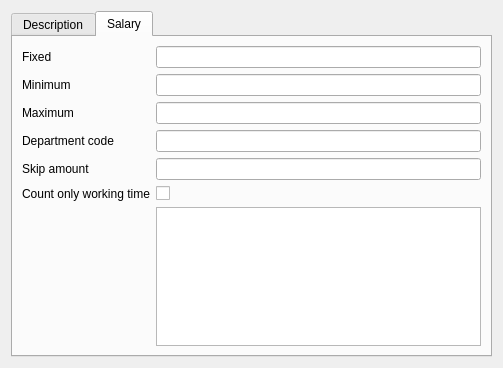
Qt form Editors/ce5usergroup.ui (End1-1/Cafe5) before a commit.
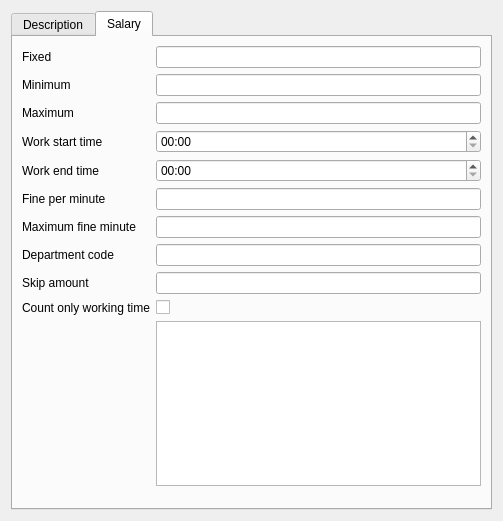
The same form after that commit. The open tabs and pages were chosen to show the change. Custom widgets are drawn as their Qt base class.

```diff
--- a/Editors/ce5usergroup.ui
+++ b/Editors/ce5usergroup.ui
@@ -7,7 +7,7 @@
     <x>0</x>
     <y>0</y>
     <width>503</width>
-    <height>368</height>
+    <height>521</height>
    </rect>
   </property>
   <property name="windowTitle">
@@ -84,19 +84,6 @@
        <string>Salary</string>
       </attribute>
       <layout class="QGridLayout" name="gridLayout">
-       <item row="3" column="1">
-        <widget class="C5LineEdit" name="leValDep"/>
-       </item>
-       <item row="4" column="1">
-        <widget class="C5LineEdit" name="leSkipAmount"/>
-       </item>
-       <item row="6" column="1">
-        <widget class="QPlainTextEdit" name="teData">
-         <property name="Field" stdset="0">
-          <string>f_data</string>
-         </property>
-        </widget>
-       </item>
        <item row="2" column="0">
         <widget class="QLabel" name="label_7">
          <property name="text">
@@ -104,6 +91,56 @@
          </property>
         </widget>
        </item>
+       <item row="9" column="1">
+        <widget class="QCheckBox" name="chCountWorkingTime">
+         <property name="text">
+          <string/>
+         </property>
+        </widget>
+       </item>
+       <item row="6" column="1">
+        <widget class="C5LineEdit" name="leMaximumFineMinutes"/>
+       </item>
+       <item row="9" column="0">
+        <widget class="QLabel" name="label_11">
+         <property name="text">
+          <string>Count only working time</string>
+         </property>
+        </widget>
+       </item>
+       <item row="8" column="1">
+        <widget class="C5LineEdit" name="leSkipAmount"/>
+       </item>
+       <item row="7" column="1">
+        <widget class="C5LineEdit" name="leValDep"/>
+       </item>
+       <item row="5" column="1">
+        <widget class="C5LineEdit" name="leFinePerMinute"/>
+       </item>
+       <item row="1" column="1">
+        <widget class="C5LineEdit" name="leMin"/>
+       </item>
+       <item row="8" column="0">
+        <widget class="QLabel" name="label_10">
+         <property name="text">
+          <string>Skip amount</string>
+         </property>
+        </widget>
+       </item>
+       <item row="5" column="0">
+        <widget class="QLabel" name="label_9">
+         <property name="text">
+          <string>Fine per minute</string>
+         </property>
+        </widget>
+       </item>
+       <item row="10" column="1">
+        <widget class="QPlainTextEdit" name="teData">
+         <property name="Field" stdset="0">
+          <string>f_data</string>
+         </property>
+        </widget>
+       </item>
        <item row="2" column="1">
         <widget class="C5LineEdit" name="leMax"/>
        </item>
@@ -118,6 +155,13 @@
         </widget>
        </item>
        <item row="3" column="0">
+        <widget class="QLabel" name="label_13">
+         <property name="text">
+          <string>Work start time</string>
+         </property>
+        </widget>
+       </item>
+       <item row="7" column="0">
         <widget class="QLabel" name="label_8">
          <property name="text">
           <string>Department code</string>
@@ -131,10 +175,14 @@
          </property>
         </widget>
        </item>
-       <item row="1" column="1">
-        <widget class="C5LineEdit" name="leMin"/>
+       <item row="6" column="0">
+        <widget class="QLabel" name="label_12">
+         <property name="text">
+          <string>Maximum fine minute</string>
+         </property>
+        </widget>
        </item>
-       <item row="7" column="1">
+       <item row="11" column="1">
         <spacer name="verticalSpacer_2">
          <property name="orientation">
           <enum>Qt::Orientation::Vertical</enum>
@@ -148,23 +196,23 @@
         </spacer>
        </item>
        <item row="4" column="0">
-        <widget class="QLabel" name="label_10">
+        <widget class="QLabel" name="label_14">
          <property name="text">
-          <string>Skip amount</string>
+          <string>Work end time</string>
          </property>
         </widget>
        </item>
-       <item row="5" column="1">
-        <widget class="QCheckBox" name="chCountWorkingTime">
-         <property name="text">
-          <string/>
+       <item row="3" column="1">
+        <widget class="QTimeEdit" name="teWorkStartTime">
+         <property name="displayFormat">
+          <string>HH:mm</string>
          </property>
         </widget>
        </item>
-       <item row="5" column="0">
-        <widget class="QLabel" name="label_11">
-         <property name="text">
-          <string>Count only working time</string>
+       <item row="4" column="1">
+        <widget class="QTimeEdit" name="teWorkEndTime">
+         <property name="displayFormat">
+          <string>HH:mm</string>
          </property>
         </widget>
        </item>
```
Left out of the diff: 16 changed lines with no effect on the pictures.
